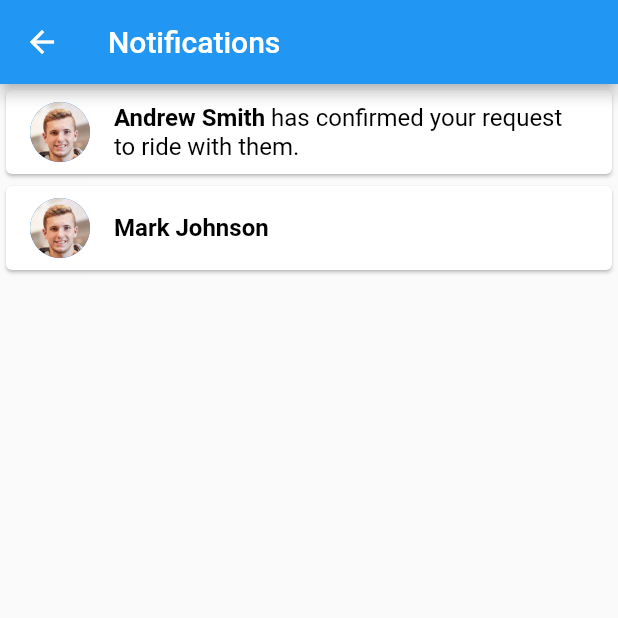
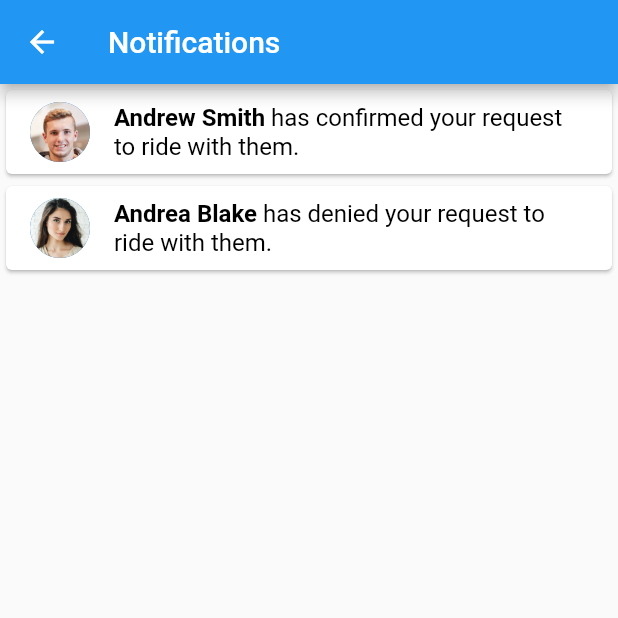
Before and after one commit to rcaina/Passenger, a Flutter app: the Notifications screen opened directly, on a phone screen of 412 x 824 dp, the top half of it. Run offline on Flutter 3.47's test engine with Material 2 defaults, Android fonts, the phone set to English and light mode, and no system bars; our stand-ins replace date_time_picker, google_maps_flutter, settings_ui.

Commit message:
Connect notification to user

```diff
--- a/lib/globals.dart
+++ b/lib/globals.dart
@@ -3,6 +3,7 @@ List<dynamic> myTrips = [];
 List<dynamic> trips = [];
 List<dynamic> users = [
   {
+    "userId": "u1",
     "name": "Mark Johnson",
     "image": "assets/images/mark.png",
     "phone": "123-456-7890",
@@ -10,23 +11,39 @@ List<dynamic> users = [
     "interests": "I like to listen to music and watch movies"
   },
   {
+    "userId": "u2",
     "name": "Andrew Smith",
     "image": "assets/images/mark.png",
-    "phone": "123-456-7890",
+    "phone": "801-623-7412",
     "about": "I am a junior at BYU studying Computer Science!",
     "interests": "I like to hike"
+  },
+  {
+    "userId": "u3",
+    "name": "Andrea Blake",
+    "image": "assets/images/andrea.jpg",
+    "phone": "435-456-7905",
+    "about": "I am a junior at BYU studying Computer Science!",
+    "interests": "Hiking, Camping"
   }
 ];
 List<dynamic> notifications = [
   {
+    "user-name": "Andrew Smith",
+    "userId": "u2",
+    "message": "has confirmed your request to ride with them.",
     "from-location": "Austin, TX",
     "to-location": "BYU",
     "from-date": "8/28/22",
     "to-date": "8/29/22",
-    "user-name": "Andrew Smith",
-    "message": "has confirmed your request to ride with them."
   },
   {
-    "user-name": "Mark Johnson",
+    "user-name": "Andrea Blake",
+    "userId": "u3",
+    "message": "has denied your request to ride with them.",
+    "from-location": "BYU",
+    "to-location": "Irving, TX",
+    "from-date": "10/30/22",
+    "to-date": "10/31/22",
   }
 ];
--- a/lib/view/notifications.dart
+++ b/lib/view/notifications.dart
@@ -26,13 +26,15 @@ class _NotificationsState extends State<Notifications> {
   }
 
   Widget notificationCard(dynamic notification) {
+    final userIndex = globals.users.indexWhere((element) => element["userId"] == notification["userId"]);
+    dynamic user = globals.users.elementAt(userIndex);
     return Card(
       child: Column(
         mainAxisSize: MainAxisSize.min,
         children: <Widget>[
           ListTile(
             leading: CircleAvatar(
-              backgroundImage: AssetImage("assets/images/mark.png"),
+              backgroundImage: AssetImage(user["image"]),
               radius: 20.0,
             ),
             title: RichText(
@@ -44,7 +46,7 @@ class _NotificationsState extends State<Notifications> {
                   color: Colors.black,
                 ),
                 children: <TextSpan>[
-                  TextSpan(text: notification["user-name"], style: const TextStyle(fontWeight: FontWeight.bold)),
+                  TextSpan(text: user["name"], style: const TextStyle(fontWeight: FontWeight.bold)),
                   TextSpan(text: " "),
                   TextSpan(text: notification["message"]),
                 ],
```
Also changed, not shown: assets/images/andrea.jpg (renamed from lib/assets/images/femaleProfile.jpg).
